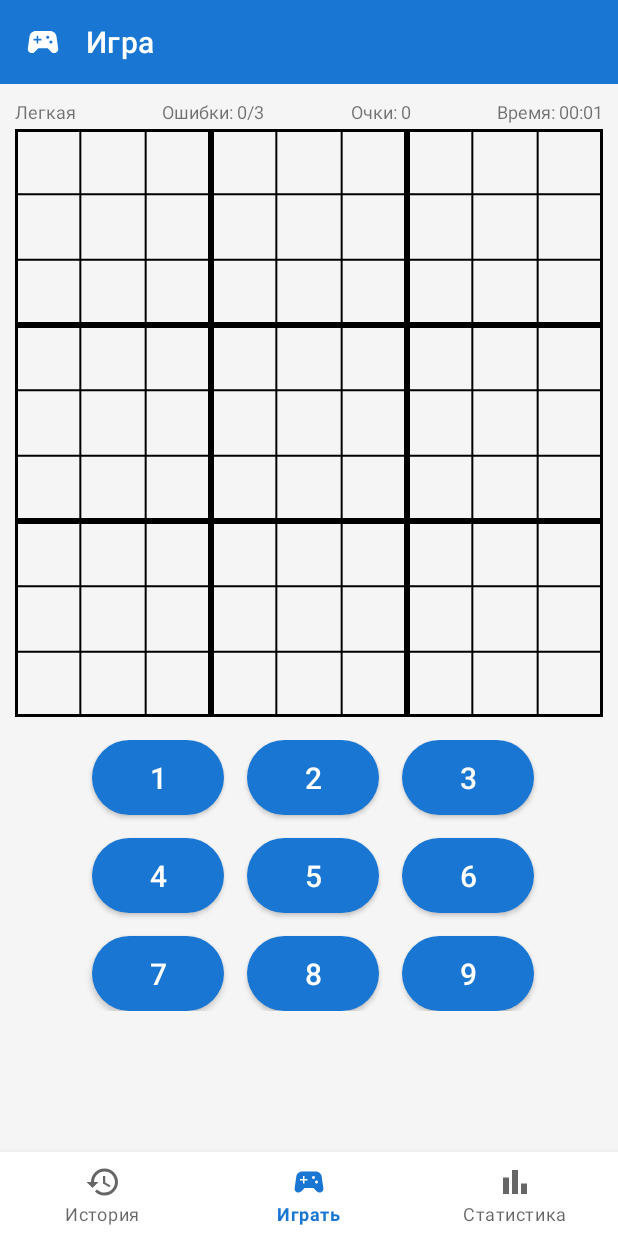
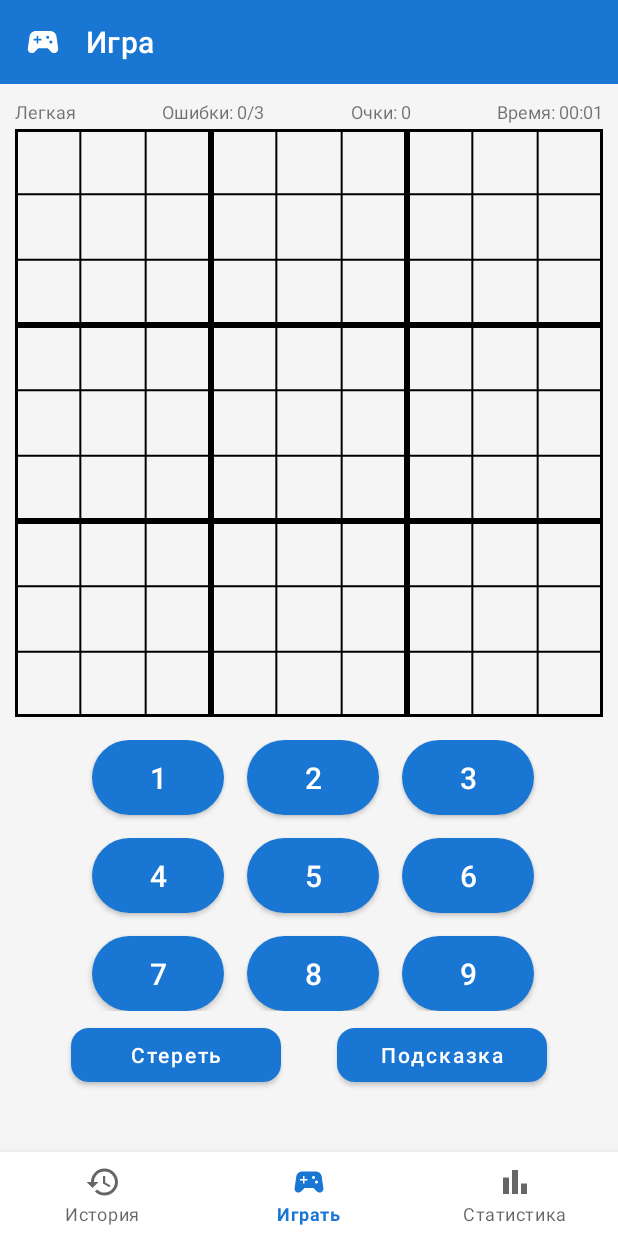
Before and after one commit to coder-chekunkov/sudoku-app, an Android app: the fragment GameFragment placed in its activity, on a phone screen of 412 x 824 dp. Run offline under Robolectric (Android 15) with nearby library versions, the phone set to English and light mode, and no system bars.

Commit message:
add button help, delete in game fragment.

```diff
--- a/app/src/main/res/layout/fragment_game.xml
+++ b/app/src/main/res/layout/fragment_game.xml
@@ -195,7 +195,32 @@
             android:contentDescription="@string/titleGameButton"
             android:text="@string/numberNine"
             android:textSize="20sp" />
-
     </GridLayout>
 
+    <com.google.android.material.button.MaterialButton
+        android:id="@+id/deleteButton"
+        android:layout_width="wrap_content"
+        android:layout_height="wrap_content"
+        android:layout_marginTop="5dp"
+        android:minWidth="140dp"
+        android:text="@string/textDeleteButton"
+        android:textAllCaps="false"
+        app:layout_constraintEnd_toStartOf="@id/helpButton"
+        app:layout_constraintStart_toStartOf="parent"
+        app:layout_constraintTop_toBottomOf="@id/gridButtons"
+        app:shapeAppearanceOverlay="@style/ShapeAppearance.Material3.Corner.Medium" />
+
+    <com.google.android.material.button.MaterialButton
+        android:id="@+id/helpButton"
+        android:layout_width="wrap_content"
+        android:layout_height="wrap_content"
+        android:layout_marginTop="5dp"
+        android:minWidth="140dp"
+        android:text="@string/textHelpButton"
+        android:textAllCaps="false"
+        app:layout_constraintEnd_toEndOf="parent"
+        app:layout_constraintStart_toEndOf="@id/deleteButton"
+        app:layout_constraintTop_toBottomOf="@id/gridButtons"
+        app:shapeAppearanceOverlay="@style/ShapeAppearance.Material3.Corner.Medium" />
+
 </androidx.constraintlayout.widget.ConstraintLayout>
--- a/app/src/main/res/values/strings.xml
+++ b/app/src/main/res/values/strings.xml
@@ -29,6 +29,9 @@
     <string name="titleMistakes">Количество ошибок:</string>
     <string name="titleTime">Время:</string>
     <string name="titlePoints">Набранные очки:</string>
+
+    <string name="textHelpButton">Подсказка</string>
+    <string name="textDeleteButton">Стереть</string>
     <string name="numberOne">1</string>
     <string name="numberTwo">2</string>
     <string name="numberThree">3</string>
```
